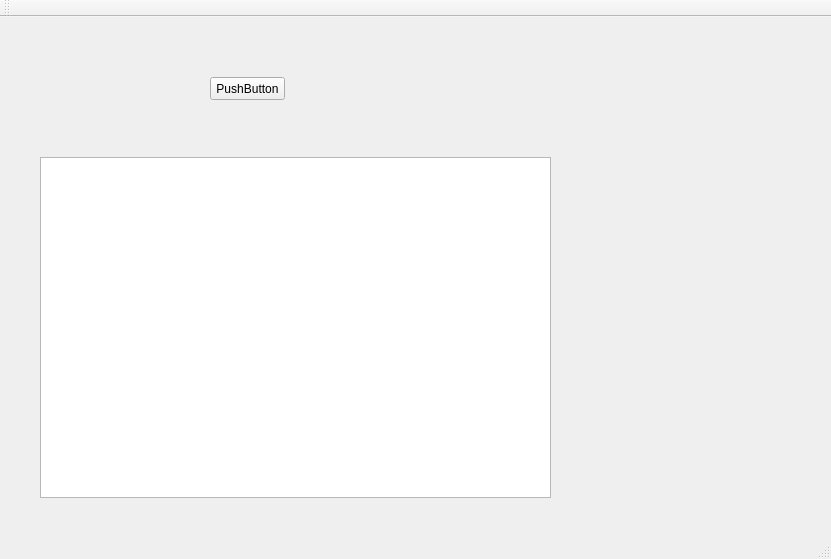
Old version of the form TextsTool/TextsTool/mainwindow.ui in the repository dmitrytyurev/HomeProjects.
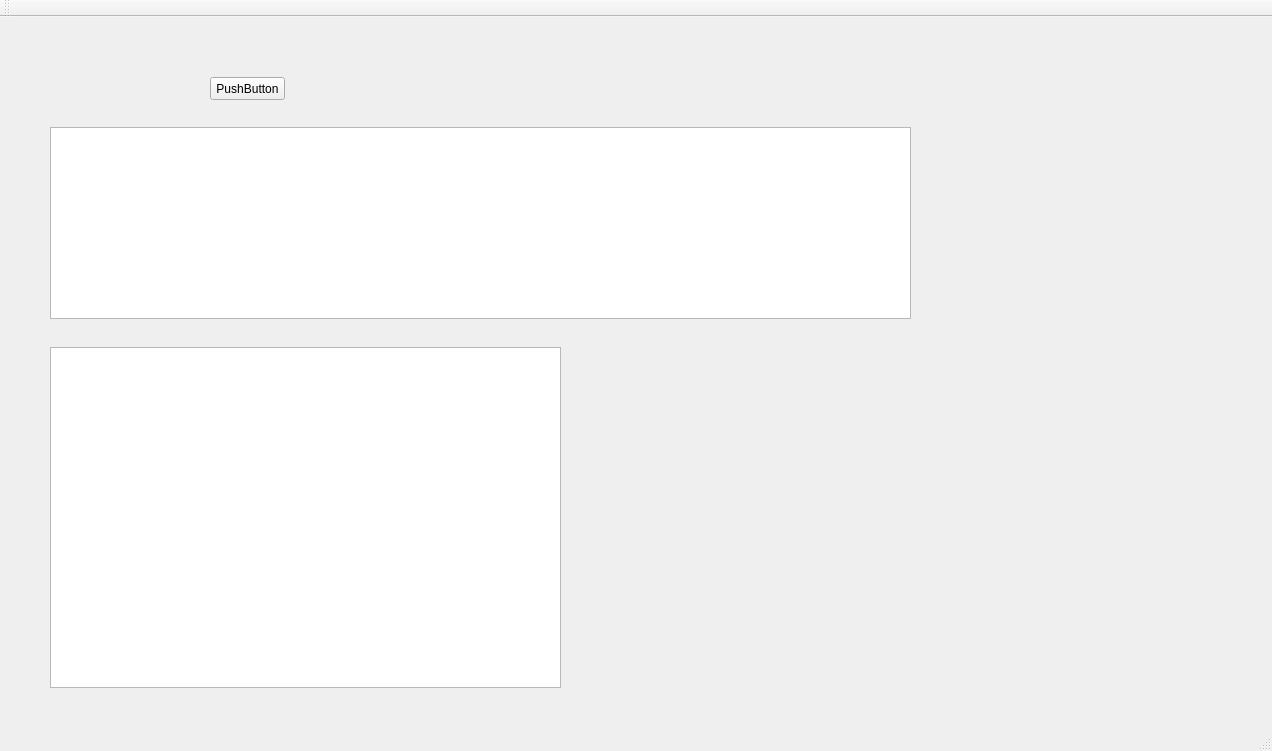
New version of the form.

Commit message: Пример с таблицей

What changed in the file:
```diff
--- a/TextsTool/TextsTool/mainwindow.ui
+++ b/TextsTool/TextsTool/mainwindow.ui
@@ -6,8 +6,8 @@
    <rect>
     <x>0</x>
     <y>0</y>
-    <width>831</width>
-    <height>559</height>
+    <width>1272</width>
+    <height>751</height>
    </rect>
   </property>
   <property name="windowTitle">
@@ -30,13 +30,23 @@
    <widget class="QTextEdit" name="textEdit">
     <property name="geometry">
      <rect>
-      <x>40</x>
-      <y>140</y>
+      <x>50</x>
+      <y>330</y>
       <width>511</width>
       <height>341</height>
      </rect>
     </property>
    </widget>
+   <widget class="QTableView" name="tableView">
+    <property name="geometry">
+     <rect>
+      <x>50</x>
+      <y>110</y>
+      <width>861</width>
+      <height>192</height>
+     </rect>
+    </property>
+   </widget>
   </widget>
   <widget class="QMenuBar" name="menuBar">
    <property name="geometry">
```
Left out of the diff: 2 changed lines with no effect on the pictures. The commit also changes 1 other file.
